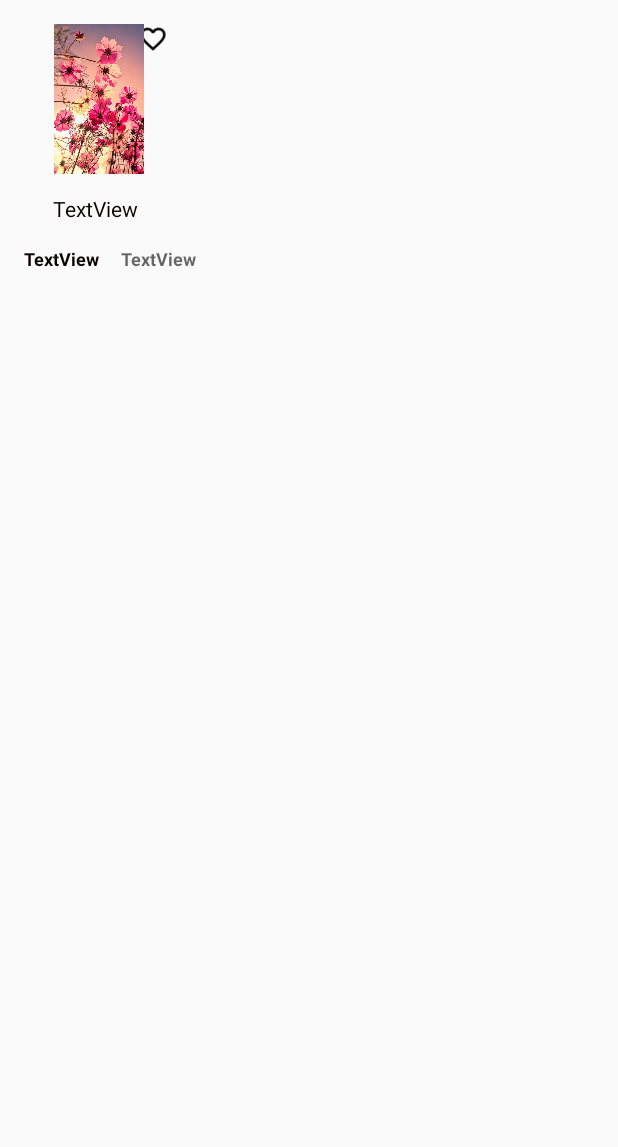
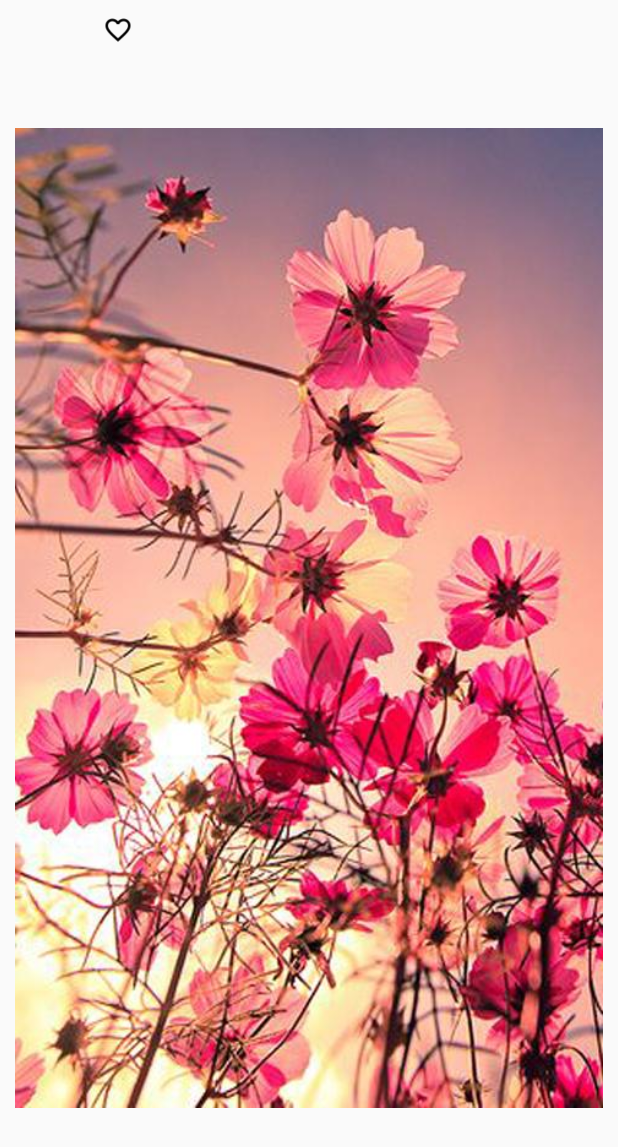
Before and after one commit to cviacmob/NHeartApp, an Android app: the layout activity_productsadapter.xml on its own in the app's theme, with its tools: preview values and no code run, on a phone screen of 412 x 824 dp. Shown: the top 1147 px of the screen. Run offline under Robolectric (Android 15) with nearby library versions, the phone set to English and light mode, and no system bars.

Commit message:
gridview layout changed

```diff
--- a/app/src/main/java/com/cviac/nheart/nheartapp/adapters/Productsadapter.java
+++ b/app/src/main/java/com/cviac/nheart/nheartapp/adapters/Productsadapter.java
@@ -61,7 +61,7 @@ public class Productsadapter extends BaseAdapter {
             vw = convertView;
             holder.tv=(TextView)vw.findViewById(R.id.tex1);
 
-            holder.iv2 = (ImageView) vw.findViewById(R.id.imageView3);
+            holder.imgView = (ImageView) vw.findViewById(R.id.imageView);
 
 
             holder.price = (TextView) vw.findViewById(R.id.new1);
@@ -79,7 +79,7 @@ public class Productsadapter extends BaseAdapter {
         String url = ct.getThumb();
         url = url.replace("localhost","192.168.1.133");
         try {
-            Picasso.with(vw.getContext()).load(url).resize(100,100).into( holder.imgView);
+            Picasso.with(vw.getContext()).load(url).resize(500,500).into( holder.imgView);
 //            holder.imgView.setImageURI(Uri.parse(url));
         } catch (Exception e) {
             e.printStackTrace();
--- a/app/src/main/res/layout/activity_productsadapter.xml
+++ b/app/src/main/res/layout/activity_productsadapter.xml
@@ -5,10 +5,7 @@
     android:id="@+id/activity_productsadapter"
     android:layout_width="match_parent"
     android:layout_height="match_parent"
-    android:paddingBottom="@dimen/activity_vertical_margin"
-    android:paddingLeft="@dimen/activity_horizontal_margin"
-    android:paddingRight="@dimen/activity_horizontal_margin"
-    android:paddingTop="@dimen/activity_vertical_margin"
+    android:padding="10dp"
     tools:context=".activities.ProductlistActivity">
 
     <TextView
@@ -17,11 +14,9 @@
         android:layout_height="wrap_content"
         android:id="@+id/tex1"
         android:layout_weight="1"
-
+        android:maxLines="2"
+        android:textStyle="bold"
         android:textColor="#080200"
-        android:layout_marginTop="13dp"
-        android:layout_marginLeft="19dp"
-        android:layout_marginStart="19dp"
         android:layout_below="@+id/imageView"
         android:layout_alignParentLeft="true"
         android:layout_alignParentStart="true" />
@@ -33,9 +28,8 @@
         android:layout_height="wrap_content"
         android:id="@+id/new1"
         android:textColor="#080200"
-
-        android:textSize="12sp"
-        android:textStyle="normal|bold"
+        android:textSize="20sp"
+        android:textStyle="bold"
         android:textIsSelectable="false"
         android:layout_alignTop="@+id/old"
         android:layout_toRightOf="@+id/t2"
@@ -56,20 +50,18 @@
         android:layout_height="wrap_content"
         android:id="@+id/old"
         android:textColor="?android:attr/textColorHint"
-        android:capitalize="sentences"
-        tools:textSize="12sp"
-        android:textSize="12sp"
-        android:layout_marginTop="15dp"
-        android:textStyle="normal|bold"
+        android:textSize="15sp"
+        android:layout_marginTop="5dp"
+        android:textStyle="normal"
         android:layout_below="@+id/tex1"
         android:layout_toRightOf="@+id/new1"
         android:layout_toEndOf="@+id/new1"
-        android:layout_marginLeft="14dp"
-        android:layout_marginStart="14dp" />
+        android:layout_marginLeft="20dp"
+        android:layout_marginStart="20dp" />
 
     <ImageView
-        android:layout_width="100dp"
-        android:layout_height="100dp"
+        android:layout_width="match_parent"
+        android:layout_height="match_parent"
         app:srcCompat="@mipmap/fseven"
         android:id="@+id/imageView"
         android:layout_alignParentTop="true"
```
